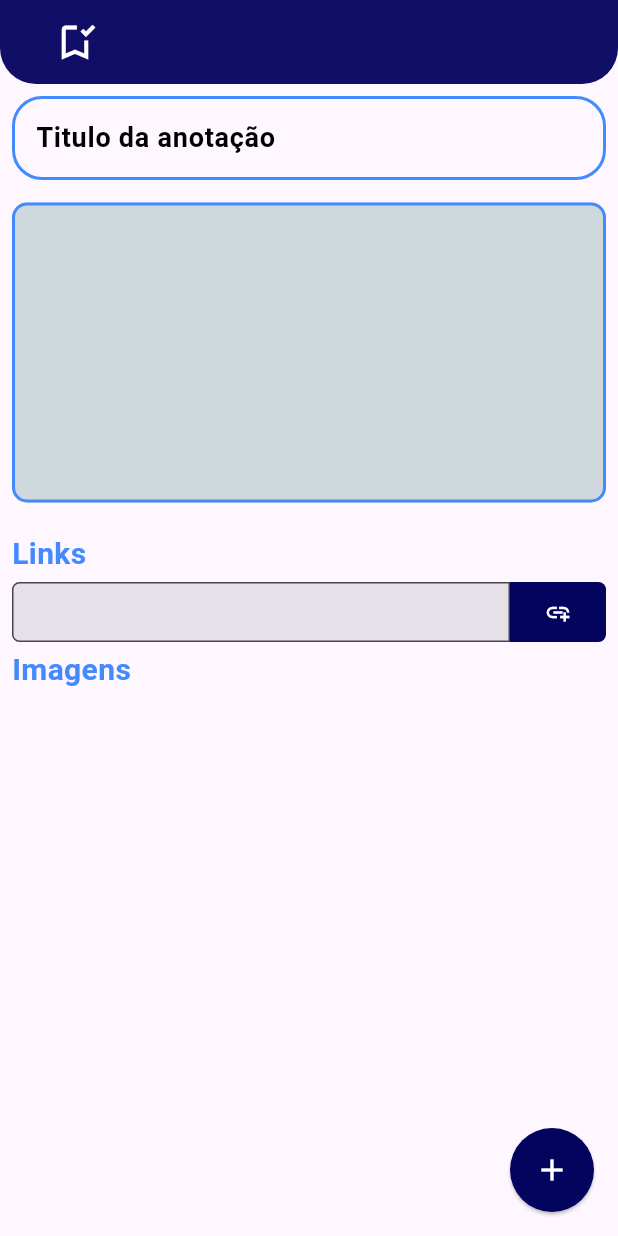
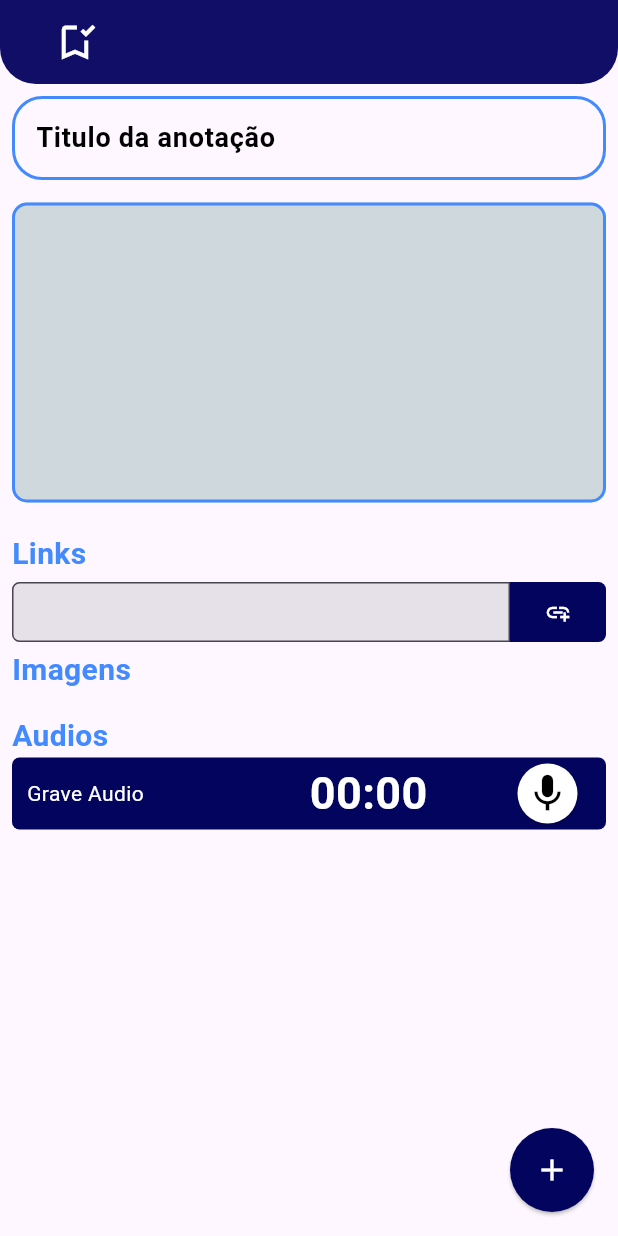
Before and after one commit to JamersonCarlos/studyup_projectFlutter, a Flutter app: the Anotations screen opened directly with empty values, on a phone screen of 412 x 824 dp. Run offline on Flutter 3.47's test engine with Material 2 defaults, Android fonts, the phone set to English and light mode, and no system bars; drawn by our look-alikes of flutter_speed_dial; our stand-ins replace audioplayers, bloc, circle_nav_bar, cloud_firestore, firebase_auth, firebase_core and 12 more; missing offline and left inert: day_night_time_picker, flutter_sound, time_picker_spinner_pop_up; accounts and stored records are empty.

Commit message:
necessary changes

```diff
--- a/lib/main.dart
+++ b/lib/main.dart
@@ -8,9 +8,7 @@ import 'package:flutter_bloc/flutter_bloc.dart';
 import 'package:intl/date_symbol_data_local.dart';
 import 'cubits/calendar/calendar_cubit.dart';
 
-
 void main() async {
-
   WidgetsFlutterBinding.ensureInitialized();
   await Firebase.initializeApp(options: DefaultFirebaseOptions.currentPlatform);
   initializeDateFormatting().then((_) => runApp(const MyApp()));
@@ -29,7 +27,6 @@ class MyApp extends StatelessWidget {
         providers: [
           BlocProvider(create: (context) => CalendarCubit()),
           BlocProvider(create: (context) => NotificationsCubit()),
-
         ],
         child: const AutheticationPage(),
       ),
--- a/lib/pages/PageAnotations.dart
+++ b/lib/pages/PageAnotations.dart
@@ -2,14 +2,18 @@ import 'dart:io';
 
 import 'package:cloud_firestore/cloud_firestore.dart';
 import 'package:flutter/material.dart';
+import 'package:flutter_sound/flutter_sound.dart';
 import 'package:flutter_speed_dial/flutter_speed_dial.dart';
 import 'package:font_awesome_flutter/font_awesome_flutter.dart';
 import 'package:google_fonts/google_fonts.dart';
 import 'package:image_picker/image_picker.dart';
 import 'package:intl/intl.dart';
+import 'package:permission_handler/permission_handler.dart';
 import 'package:url_launcher/url_launcher.dart';
 
 import '../models/anotations.dart';
+import '../widgets/audio_list.dart';
+import '../widgets/play_audio.dart';
 
 class Anotations extends StatefulWidget {
   Anotations(
@@ -37,6 +41,7 @@ class _AnotationsState extends State<Anotations> {
   TextEditingController linkInput = TextEditingController();
   List<String> selectImages = [];
   List<String> links = [];
+  List<String> audios = [];
 
   @override
   Widget build(BuildContext context) {
@@ -287,7 +292,7 @@ class _AnotationsState extends State<Anotations> {
               Padding(
                 padding: const EdgeInsets.only(top: 15),
                 child: Container(
-                  height: 150,
+                  height: selectImages.isEmpty ? 0 : 150,
                   child: ListView.builder(
                     shrinkWrap: true,
                     scrollDirection: Axis.horizontal,
@@ -309,6 +314,27 @@ class _AnotationsState extends State<Anotations> {
                   ),
                 ),
               ),
+              Text(
+                "Audios",
+                style: GoogleFonts.roboto(
+                    color: Colors.blueAccent,
+                    fontSize: 20,
+                    fontWeight: FontWeight.bold),
+              ),
+              ListView.builder(
+                shrinkWrap: true,
+                scrollDirection: Axis.vertical,
+                itemCount: audios.length,
+                itemBuilder: (context, index) {
+                  return Padding(
+                    padding: const EdgeInsets.only(bottom: 8),
+                    child: playAudio(
+                      filepath: audios[index],
+                    ),
+                  );
+                },
+              ),
+              recorderAudio(addAudio: addAudio),
               const SizedBox(
                 height: 30,
               ),
@@ -328,8 +354,12 @@ class _AnotationsState extends State<Anotations> {
                               ),
                             ),
                             onPressed: () {
-                              newAnotation(titleInput.text,
-                                  descriptionInput.text, selectImages, links);
+                              newAnotation(
+                                  titleInput.text,
+                                  descriptionInput.text,
+                                  selectImages,
+                                  links,
+                                  audios);
                               Navigator.of(context).pop();
                             },
                             child: const Text(
@@ -396,14 +426,20 @@ class _AnotationsState extends State<Anotations> {
     );
   }
 
+  void addAudio(String audioPath) {
+    setState(() {
+      audios.add(audioPath);
+    });
+  }
+
   void newAnotation(String title, String description, List<String> selectImages,
-      List<String> links) {
+      List<String> links, List<String> audios) {
     Map<String, dynamic> newAnotation = Anotation(
         envio: DateFormat("dd-MM-yyyy HH:mm").format(DateTime.now()),
         title: titleInput.text,
         description: descriptionInput.text,
         links: links,
-        audios: [],
+        audios: audios,
         imagens: selectImages,
         videos: []).toMap();
     newAnotation["disciplina"] = widget.title;
--- a/lib/pages/home.dart
+++ b/lib/pages/home.dart
@@ -10,6 +10,7 @@ import 'package:flutter_svg/flutter_svg.dart';
 import 'package:font_awesome_flutter/font_awesome_flutter.dart';
 import 'package:google_fonts/google_fonts.dart';
 import 'package:intl/intl.dart';
+import 'package:permission_handler/permission_handler.dart';
 
 import '../cubits/calendar/calendar_cubit.dart';
 import '../cubits/nofications/notifications_cubit.dart';
@@ -40,7 +41,12 @@ class _HomeAppState extends State<HomeApp> {
   @override
   void initState() {
     super.initState();
+    permissionAudio();
     // checkNotification();
+  }
+
+  Future permissionAudio() async {
+    await Permission.microphone.request();
   }
 
   var time_selected;
```
Also changed, not shown: lib/pages/PageLogin.dart (+5 -4 lines).
